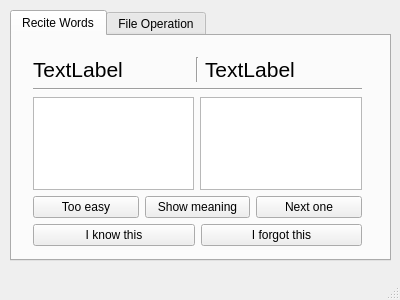
The window that mainwindow.ui (3dBPoint/ConfusingWordsRememberTool) describes before a commit, drawn with Qt 5.
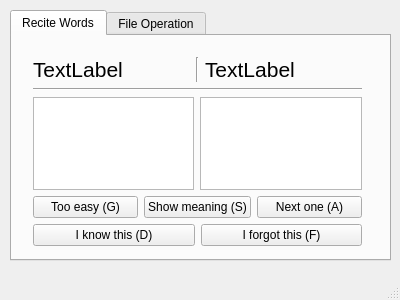
The same window after the commit.

Commit message:
[NEW]: Add auto save timer and keyboard shortcuts.
1. cw file is saved every 5 sec.
2. A for next one, S for show meaning, D for I know this, F for I forget this, G for too easy.

Patch:
```diff
--- a/mainwindow.ui
+++ b/mainwindow.ui
@@ -92,21 +92,24 @@
               <string>&lt;html&gt;&lt;head/&gt;&lt;body&gt;&lt;p&gt;Remove this pair of words permanently&lt;/p&gt;&lt;/body&gt;&lt;/html&gt;</string>
              </property>
              <property name="text">
-              <string>Too easy</string>
+              <string>Too easy (G)</string>
              </property>
             </widget>
            </item>
            <item row="0" column="1">
             <widget class="QPushButton" name="ui_btn_show_meaning">
              <property name="text">
-              <string>Show meaning</string>
+              <string>Show meaning (S)</string>
+             </property>
+             <property name="checkable">
+              <bool>true</bool>
              </property>
             </widget>
            </item>
            <item row="0" column="2">
             <widget class="QPushButton" name="ui_btn_next_pair">
              <property name="text">
-              <string>Next one</string>
+              <string>Next one (A)</string>
              </property>
             </widget>
            </item>
@@ -120,7 +123,7 @@
               <string>&lt;html&gt;&lt;head/&gt;&lt;body&gt;&lt;p&gt;Recited count +1&lt;/p&gt;&lt;/body&gt;&lt;/html&gt;</string>
              </property>
              <property name="text">
-              <string>I know this</string>
+              <string>I know this (D)</string>
              </property>
             </widget>
            </item>
@@ -130,7 +133,7 @@
               <string>&lt;html&gt;&lt;head/&gt;&lt;body&gt;&lt;p&gt;Recited count reset to 0.&lt;/p&gt;&lt;/body&gt;&lt;/html&gt;</string>
              </property>
              <property name="text">
-              <string>I forgot this</string>
+              <string>I forgot this (F)</string>
              </property>
             </widget>
            </item>
```
Left out of the diff: 12 changed lines with no effect on the pictures. The commit also changes 2 other files.
